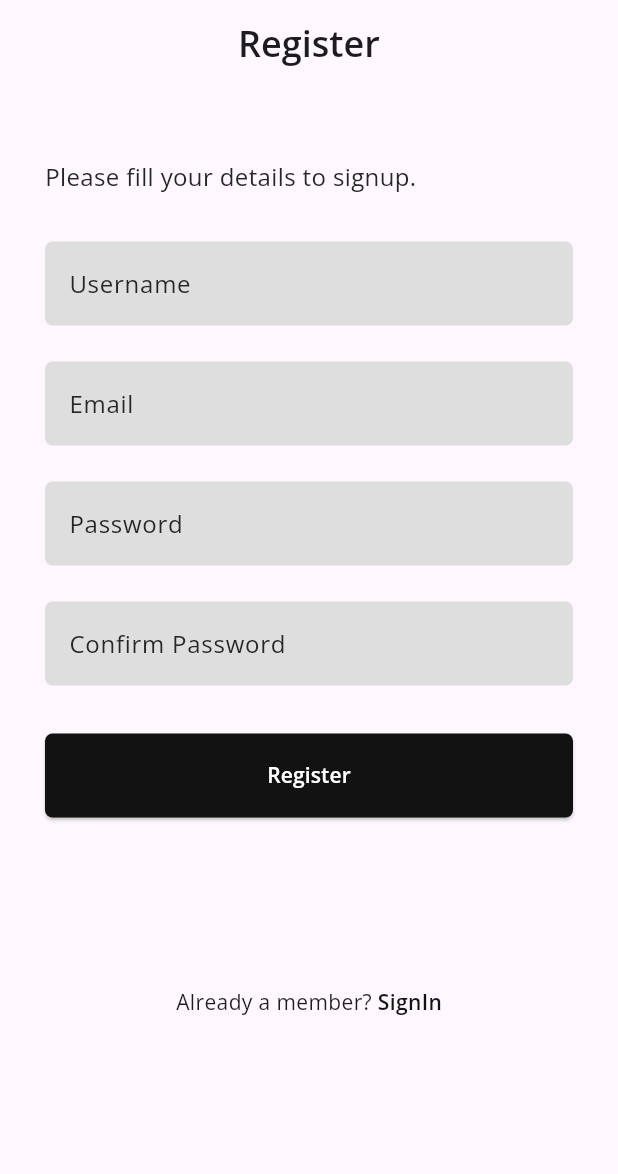
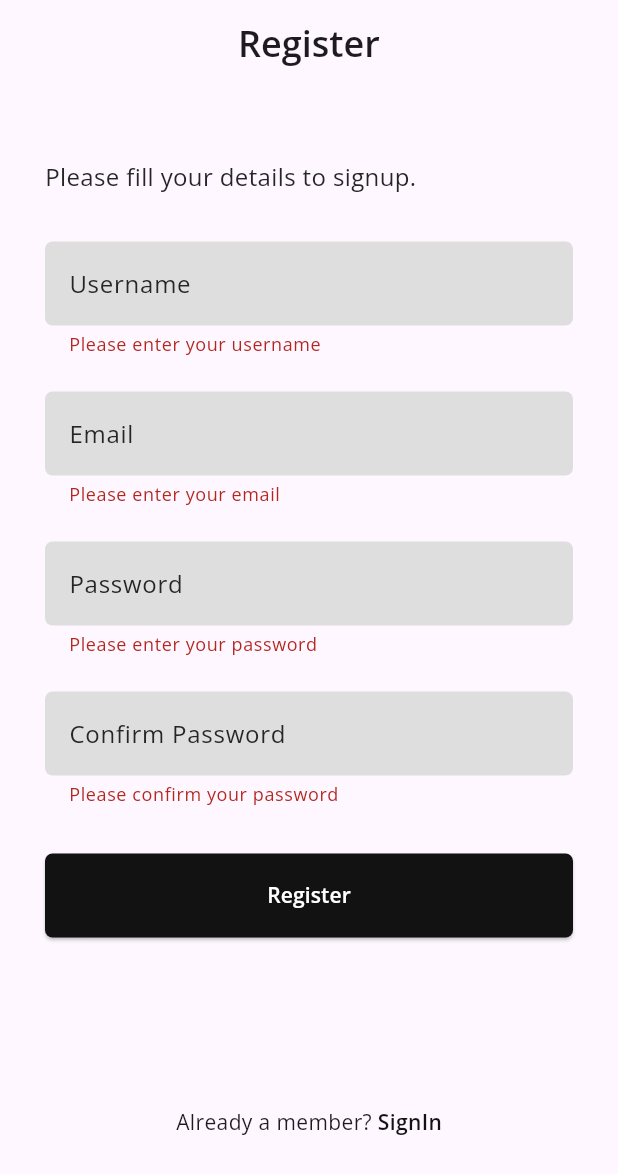
Before and after one commit to azimramadan/free-books-app, a Flutter app: the RegisterView screen opened by its route, after a tap on "Register", on a phone screen of 412 x 824 dp. Shown: the top 1174 px of the screen. Run offline on Flutter 3.47's test engine with Material 3 defaults, Android fonts, the light colour scheme and no system bars; drawn by our look-alikes of modal_progress_hud_nsn; our stand-ins replace bloc, cloud_firestore, firebase_auth, firebase_core, flutter_bloc, go_router and 1 more; accounts and stored records are empty.

Commit message:
RegisterView UI & Logic Done | Added Validators & FirebaseService

```diff
--- /dev/null
+++ b/lib/core/services/firebase_service.dart
@@ -0,0 +1,83 @@
+import 'package:cloud_firestore/cloud_firestore.dart';
+import 'package:firebase_auth/firebase_auth.dart';
+
+class FirebaseService {
+  // Singleton Pattern
+  static final FirebaseService _instance = FirebaseService._internal();
+  factory FirebaseService() => _instance;
+  FirebaseService._internal();
+
+  // Firebase Instances
+  final FirebaseAuth auth = FirebaseAuth.instance;
+  final FirebaseFirestore firestore = FirebaseFirestore.instance;
+
+  // التحقق مما إذا كان اسم المستخدم مستخدمًا
+  Future<bool> isUsernameTaken(String username) async {
+    try {
+      QuerySnapshot querySnapshot =
+          await firestore
+              .collection("users")
+              .where("username", isEqualTo: username)
+              .limit(1)
+              .get();
+
+      return querySnapshot.docs.isNotEmpty;
+    } catch (e) {
+      throw Exception("Error checking username: ${e.toString()}");
+    }
+  }
+
+  /// تسجيل مستخدم جديد
+  Future<User?> registerUser(String email, String password) async {
+    try {
+      UserCredential userCredential = await auth.createUserWithEmailAndPassword(
+        email: email,
+        password: password,
+      );
+      return userCredential.user;
+    } on FirebaseAuthException catch (e) {
+      // Handle authentication errors
+      if (e.code == 'email-already-in-use') {
+        throw Exception("This email is already in use.");
+      } else if (e.code == 'weak-password') {
+        throw Exception(
+          "The password is too weak. Please choose a stronger one.",
+        );
+      } else if (e.code == 'invalid-email') {
+        throw Exception("Invalid email address format.");
+      } else {
+        throw Exception("An error occurred while registering: ${e.message}");
+      }
+    } catch (e) {
+      // Handle unexpected errors
+      throw Exception("An unexpected error occurred: ${e.toString()}");
+    }
+  }
+
+  // حفظ بيانات المستخدم في Firestore
+  Future<void> saveUserData(String uid, Map<String, dynamic> userData) async {
+    try {
+      await firestore.collection("users").doc(uid).set(userData);
+    } catch (e) {
+      throw Exception("Failed to save user data. Please try again.");
+    }
+  }
+
+  // تسجيل الدخول
+  Future<User?> loginUser(String email, String password) async {
+    try {
+      UserCredential userCredential = await auth.signInWithEmailAndPassword(
+        email: email,
+        password: password,
+      );
+      return userCredential.user;
+    } catch (e) {
+      throw Exception("Error logging in: ${e.toString()}");
+    }
+  }
+
+  // تسجيل الخروج
+  Future<void> logout() async {
+    await auth.signOut();
+  }
+}
--- /dev/null
+++ b/lib/core/utils/helpers/validators.dart
@@ -0,0 +1,41 @@
+class Validators {
+  static String? validateEmail(String? value) {
+    if (value == null || value.isEmpty) {
+      return 'Please enter your email';
+    } else if (!RegExp(r'^[\w-.]+@([\w-]+\.)+[\w-]{2,4}$').hasMatch(value)) {
+      return 'Enter a valid email';
+    }
+    return null;
+  }
+
+  static String? validatePassword(String? value) {
+    if (value == null || value.isEmpty) {
+      return 'Please enter your password';
+    } else if (value.length < 8) {
+      return 'Password must be at least 8 characters';
+    }
+    return null;
+  }
+
+  static String? validateConfirmPassword(String? value, String password) {
+    if (value == null || value.isEmpty) {
+      return 'Please confirm your password';
+    } else if (value != password) {
+      return 'Passwords do not match';
+    }
+    return null;
+  }
+
+  static String? validateUserName(String? value) {
+    if (value == null || value.isEmpty) {
+      return 'Please enter your username';
+    } else if (value.length < 3) {
+      return 'Username must be at least 3 characters';
+    } else if (value.contains(' ')) {
+      return 'Username cannot contain spaces';
+    } else if (!RegExp(r'^[a-zA-Z0-9]+$').hasMatch(value)) {
+      return 'Username can only contain letters and numbers';
+    }
+    return null;
+  }
+}
--- /dev/null
+++ b/lib/features/auth/data/models/user_model.dart
@@ -0,0 +1,21 @@
+class UserModel {
+  final String uid;
+  final String username;
+  final String email;
+
+  UserModel({required this.uid, required this.username, required this.email});
+
+  //تحويل الكائن إلى Map لتخزينه في Firestore
+  Map<String, dynamic> toMap() {
+    return {'uid': uid, 'username': username, 'email': email};
+  }
+
+  //تحويل Map إلى كائن UserModel عند جلب البيانات من Firestore
+  factory UserModel.fromMap(Map<String, dynamic> map) {
+    return UserModel(
+      uid: map['uid'] ?? '',
+      username: map['username'] ?? '',
+      email: map['email'] ?? '',
+    );
+  }
+}
--- /dev/null
+++ b/lib/features/auth/data/repositories/register_repository .dart
@@ -0,0 +1,46 @@
+import 'package:bookly_app/core/services/firebase_service.dart';
+import 'package:bookly_app/features/auth/data/models/user_model.dart';
+
+class RegisterRepository {
+  final FirebaseService firebaseService = FirebaseService();
+
+  // Register a new user
+  Future<UserModel?> registerUser({
+    required String username,
+    required String email,
+    required String password,
+  }) async {
+    try {
+      // تحقق إذا كان اسم المستخدم مستخدمًا بالفعل
+      bool isTaken = await firebaseService.isUsernameTaken(username);
+      if (isTaken) {
+        throw Exception(
+          "Username is already taken. Please choose another one.",
+        );
+      }
+
+      // إنشاء مستخدم جديد
+      var user = await firebaseService.registerUser(email, password);
+      if (user == null) {
+        throw Exception("User registration failed. Please try again.");
+      }
+      // Create a user model
+      UserModel newUser = UserModel(
+        uid: user.uid,
+        username: username,
+        email: email,
+      );
+      // Try saving user data in Firestore
+      try {
+        await firebaseService.saveUserData(user.uid, newUser.toMap());
+      } catch (e) {
+        await user.delete();
+        throw Exception(e.toString());
+      }
+
+      return newUser;
+    } catch (e) {
+      throw Exception(e.toString());
+    }
+  }
+}
--- a/lib/features/auth/presentation/view/register_view.dart
+++ b/lib/features/auth/presentation/view/register_view.dart
@@ -1,57 +1,40 @@
-import 'package:bookly_app/core/routes.dart';
-import 'package:bookly_app/features/auth/presentation/view/widgets/auth_navigation_text.dart';
+import 'package:bookly_app/core/constants.dart';
+import 'package:bookly_app/core/utils/snack_bar_util.dart';
 import 'package:bookly_app/features/auth/presentation/view/widgets/custom_app_bar.dart';
-import 'package:bookly_app/features/auth/presentation/view/widgets/custom_elevated_button%20.dart';
-import 'package:bookly_app/features/auth/presentation/view/widgets/custom_text_form_field.dart';
-import 'package:bookly_app/features/auth/presentation/view/widgets/left_aligned_text.dart';
+import 'package:bookly_app/features/auth/presentation/view/widgets/register_view_body.dart';
+import 'package:bookly_app/features/auth/presentation/view_model/auth_register_cubit/auth_register_cubit.dart';
 import 'package:flutter/material.dart';
-import 'package:go_router/go_router.dart';
+import 'package:flutter_bloc/flutter_bloc.dart';
+import 'package:modal_progress_hud_nsn/modal_progress_hud_nsn.dart';
 
 class RegisterView extends StatelessWidget {
   const RegisterView({super.key});
 
   @override
   Widget build(BuildContext context) {
-    return Scaffold(
-      appBar: const CustomAppBar(title: 'Register'),
-      body: const RegisterViewBody(),
+    return BlocConsumer<AuthRegisterCubit, AuthRegisterState>(
+      listener: (context, state) {
+        if (state is AuthRegisterSuccess) {
+          SnackBarUtil.showCustomSnackBar(
+            context,
+            "Registration successful!",
+            isError: false,
+          );
+        } else if (state is AuthRegisterFailure) {
+          SnackBarUtil.showCustomSnackBar(context, state.error, isError: true);
+        }
+      },
+      builder: (context, state) {
+        return ModalProgressHUD(
+          inAsyncCall: state is AuthRegisterLoading ? true : false,
+          color: kPrimaryColor,
+          progressIndicator: CircularProgressIndicator(color: kPrimaryColor),
+          child: Scaffold(
+            appBar: const CustomAppBar(title: 'Register'),
+            body: const RegisterViewBody(),
+          ),
+        );
+      },
     );
   }
 }
-
-class RegisterViewBody extends StatelessWidget {
-  const RegisterViewBody({super.key});
-
-  @override
-  Widget build(BuildContext context) {
-    return SingleChildScrollView(
-      child: Padding(
-        padding: const EdgeInsets.symmetric(horizontal: 30),
-        child: Column(
-          children: [
-            const SizedBox(height: 50),
-            LeftAlignedText(text: 'Please fill your details to signup.'),
-            const SizedBox(height: 32),
-            const CustomTextFormField(hintText: 'Username'),
-            const SizedBox(height: 24),
-            const CustomTextFormField(hintText: 'Email'),
-            const SizedBox(height: 24),
-            const CustomTextFormField(hintText: 'Password'),
-            const SizedBox(height: 24),
-            const CustomTextFormField(hintText: 'Confirm Password'),
-            const SizedBox(height: 32),
-            CustomElevatedButton(onPressed: () {}, text: 'Register'),
-            const SizedBox(height: 113),
-            AuthNavigationText(
-              text: 'Already a member? ',
-              actionText: 'SignIn',
-              onTap: () {
-                GoRouter.of(context).push(AppRouter.kSignInView);
-              },
-            ),
-          ],
-        ),
-      ),
-    );
-  }
-}
--- a/lib/features/auth/presentation/view/widgets/custom_text_form_field.dart
+++ b/lib/features/auth/presentation/view/widgets/custom_text_form_field.dart
@@ -2,11 +2,23 @@ import 'package:bookly_app/core/constants.dart';
 import 'package:flutter/material.dart';
 
 class CustomTextFormField extends StatelessWidget {
-  const CustomTextFormField({super.key, required this.hintText});
+  const CustomTextFormField({
+    super.key,
+    required this.hintText,
+    this.controller,
+    this.validator,
+    this.obscureText,
+  });
   final String hintText;
+  final bool? obscureText;
+  final TextEditingController? controller;
+  final String? Function(String?)? validator;
   @override
   Widget build(BuildContext context) {
     return TextFormField(
+      controller: controller,
+      validator: validator,
+      obscureText: obscureText ?? false,
       cursorColor: kSecondaryColor,
       decoration: InputDecoration(
         filled: true,
--- /dev/null
+++ b/lib/features/auth/presentation/view/widgets/register_form.dart
@@ -0,0 +1,81 @@
+import 'package:bookly_app/core/utils/helpers/validators.dart';
+import 'package:bookly_app/features/auth/presentation/view/widgets/custom_elevated_button%20.dart';
+import 'package:bookly_app/features/auth/presentation/view/widgets/custom_text_form_field.dart';
+import 'package:bookly_app/features/auth/presentation/view_model/auth_register_cubit/auth_register_cubit.dart';
+import 'package:flutter/material.dart';
+import 'package:flutter_bloc/flutter_bloc.dart';
+
+class RegisterForm extends StatefulWidget {
+  const RegisterForm({super.key});
+
+  @override
+  State<RegisterForm> createState() => _RegisterFormState();
+}
+
+class _RegisterFormState extends State<RegisterForm> {
+  final GlobalKey<FormState> formKey = GlobalKey<FormState>();
+  final TextEditingController emailController = TextEditingController();
+  final TextEditingController passwordController = TextEditingController();
+  final TextEditingController userNameController = TextEditingController();
+  final TextEditingController confirmPasswordController =
+      TextEditingController();
+  bool isAutoValidate = false;
+
+  void register() {
+    if (formKey.currentState!.validate()) {
+      BlocProvider.of<AuthRegisterCubit>(context).registerUser(
+        username: userNameController.text,
+        email: emailController.text,
+        password: passwordController.text,
+      );
+    } else {
+      setState(() {
+        isAutoValidate = true;
+      });
+    }
+  }
+
+  @override
+  Widget build(BuildContext context) {
+    return Form(
+      key: formKey,
+      autovalidateMode:
+          isAutoValidate ? AutovalidateMode.always : AutovalidateMode.disabled,
+      child: Column(
+        children: [
+          CustomTextFormField(
+            hintText: 'Username',
+            controller: userNameController,
+            validator: Validators.validateUserName,
+          ),
+          const SizedBox(height: 24),
+          CustomTextFormField(
+            hintText: 'Email',
+            controller: emailController,
+            validator: Validators.validateEmail,
+          ),
+          const SizedBox(height: 24),
+          CustomTextFormField(
+            hintText: 'Password',
+            controller: passwordController,
+            obscureText: true,
+            validator: Validators.validatePassword,
+          ),
+          const SizedBox(height: 24),
+          CustomTextFormField(
+            hintText: 'Confirm Password',
+            controller: confirmPasswordController,
+            obscureText: true,
+            validator:
+                (value) => Validators.validateConfirmPassword(
+                  value,
+                  passwordController.text,
+                ),
+          ),
+          const SizedBox(height: 32),
+          CustomElevatedButton(onPressed: register, text: 'Register'),
+        ],
+      ),
+    );
+  }
+}
--- /dev/null
+++ b/lib/features/auth/presentation/view/widgets/register_view_body.dart
@@ -0,0 +1,37 @@
+import 'package:bookly_app/core/routes.dart';
+import 'package:bookly_app/features/auth/presentation/view/widgets/auth_navigation_text.dart';
+import 'package:bookly_app/features/auth/presentation/view/widgets/left_aligned_text.dart';
+import 'package:bookly_app/features/auth/presentation/view/widgets/register_form.dart';
+import 'package:flutter/material.dart';
+import 'package:go_router/go_router.dart';
+
+class RegisterViewBody extends StatelessWidget {
+  const RegisterViewBody({super.key});
+
+  @override
+  Widget build(BuildContext context) {
+    return SingleChildScrollView(
+      child: Padding(
+        padding: const EdgeInsets.symmetric(horizontal: 30),
+
+        child: Column(
+          children: [
+            const SizedBox(height: 50),
+            LeftAlignedText(text: 'Please fill your details to signup.'),
+            const SizedBox(height: 32),
+
+            const RegisterForm(),
+            const SizedBox(height: 113),
+            AuthNavigationText(
+              text: 'Already a member? ',
+              actionText: 'SignIn',
+              onTap: () {
+                GoRouter.of(context).push(AppRouter.kSignInView);
+              },
+            ),
+          ],
+        ),
+      ),
+    );
+  }
+}
--- /dev/null
+++ b/lib/features/auth/presentation/view_model/auth_register_cubit/auth_register_cubit.dart
@@ -0,0 +1,31 @@
+import 'package:bloc/bloc.dart';
+import 'package:bookly_app/features/auth/data/models/user_model.dart';
+import 'package:bookly_app/features/auth/data/repositories/register_repository%20.dart';
+import 'package:meta/meta.dart';
+
+part 'auth_register_state.dart';
+
+class AuthRegisterCubit extends Cubit<AuthRegisterState> {
+  final RegisterRepository registerRepository;
+
+  AuthRegisterCubit({required this.registerRepository})
+    : super(AuthRegisterInitial());
+
+  void registerUser({
+    required String username,
+    required String email,
+    required String password,
+  }) async {
+    emit(AuthRegisterLoading());
+    try {
+      final user = await registerRepository.registerUser(
+        username: username,
+        email: email,
+        password: password,
+      );
+      emit(AuthRegisterSuccess(user!));
+    } catch (e) {
+      emit(AuthRegisterFailure(error: e.toString()));
+    }
+  }
+}
--- /dev/null
+++ b/lib/features/auth/presentation/view_model/auth_register_cubit/auth_register_state.dart
@@ -0,0 +1,18 @@
+part of 'auth_register_cubit.dart';
+
+@immutable
+sealed class AuthRegisterState {}
+
+final class AuthRegisterInitial extends AuthRegisterState {}
+
+class AuthRegisterLoading extends AuthRegisterState {}
+
+class AuthRegisterSuccess extends AuthRegisterState {
+  final UserModel user;
+  AuthRegisterSuccess(this.user);
+}
+
+class AuthRegisterFailure extends AuthRegisterState {
+  final String error;
+  AuthRegisterFailure({required this.error});
+}
--- a/pubspec.yaml
+++ b/pubspec.yaml
@@ -28,12 +28,18 @@ environment:
 # the latest version available on pub.dev. To see which dependencies have newer
 # versions available, run `flutter pub outdated`.
 dependencies:
+  bloc: ^9.0.0
+  cloud_firestore: ^5.6.5
   cupertino_icons: ^1.0.8
+  firebase_auth: ^5.5.1
+  firebase_core: ^3.12.1
   flutter:
     sdk: flutter
+  flutter_bloc: ^9.0.0
   flutter_native_splash: ^2.4.4
   go_router: ^14.8.0
   google_fonts: ^6.2.1
+  modal_progress_hud_nsn: ^0.5.1
 dev_dependencies:
   flutter_lints: ^5.0.0
   flutter_test:
```
Also changed, not shown: lib/core/utils/snack_bar_util.dart (added, +34 -0 lines), lib/main.dart (+20 -5 lines), firebase.json (added), lib/firebase_options.dart (added), pubspec.lock, 6 other files.
